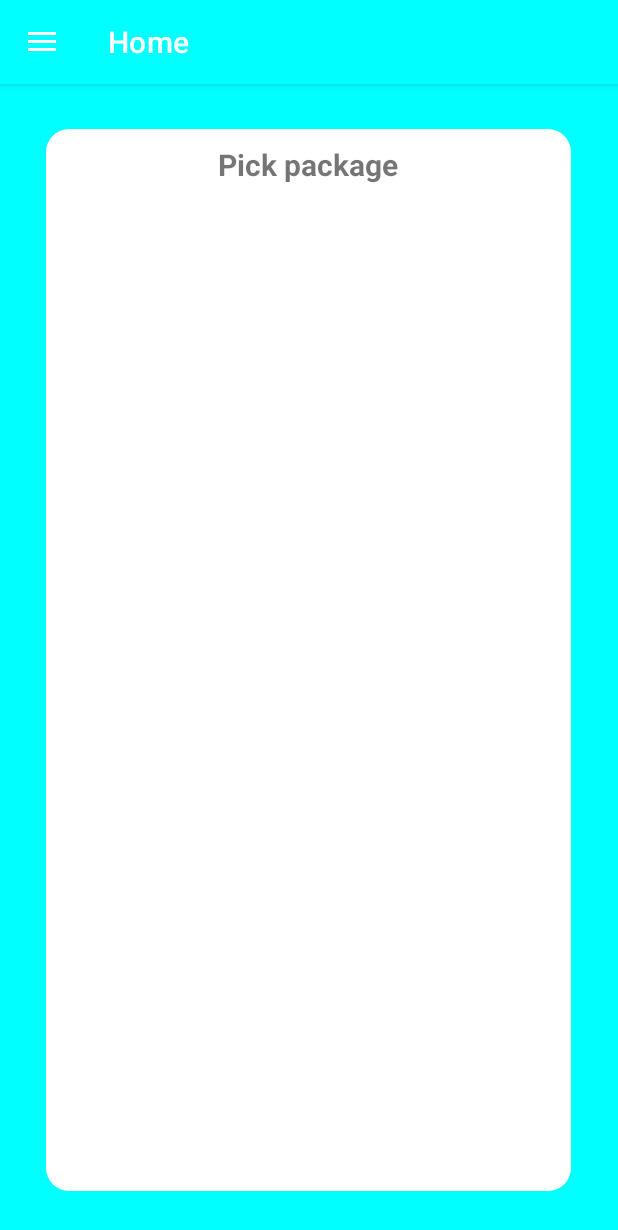
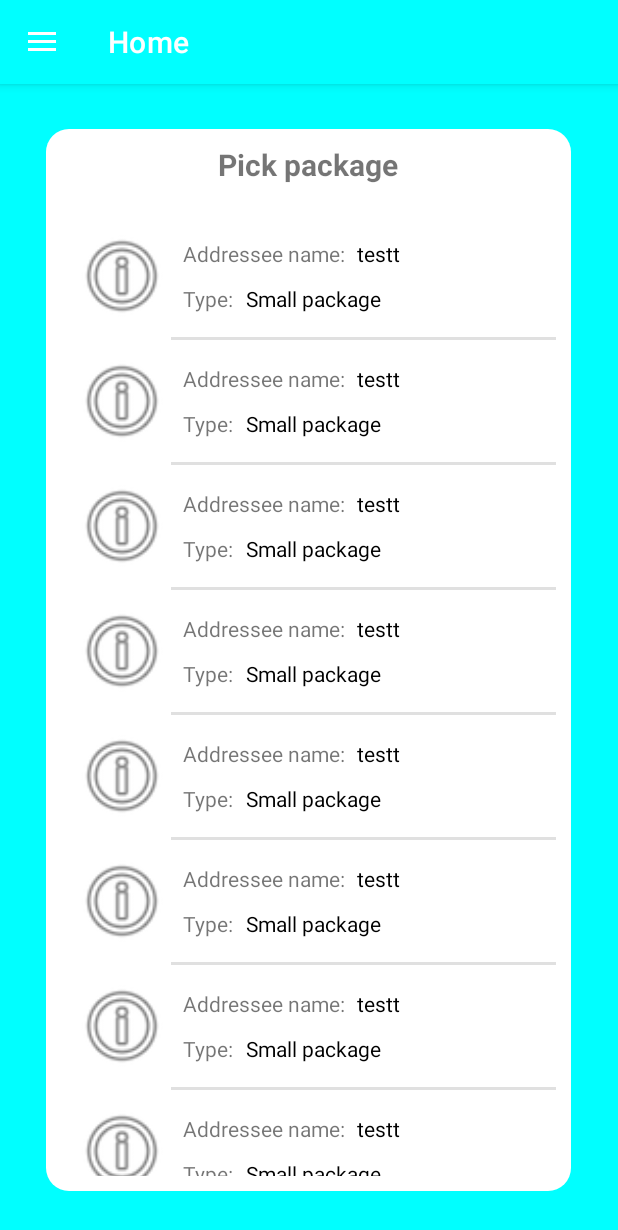
Before and after one commit to idavidkam/weDeliver, an Android app: the ActivityHome screen opened directly, with no data from a screen before it, after a tap on "Pick new package", on a phone screen of 412 x 824 dp. Shown: the top 1230 px of the screen. Run offline under Robolectric (Android 15) with nearby library versions, the phone set to English and light mode, and no system bars; our stand-ins replace Firebase (no records; nobody signed in at launch, a user with empty details on screens opened directly); 1 other tap on this screen came first.

Commit message:
view list of packages in the fragment

```diff
--- a/app/src/main/java/app/shipcalc/ActivityHome.kt
+++ b/app/src/main/java/app/shipcalc/ActivityHome.kt
@@ -11,6 +11,8 @@ import androidx.appcompat.app.ActionBarDrawerToggle
 import androidx.appcompat.widget.Toolbar
 import androidx.core.view.GravityCompat
 import androidx.drawerlayout.widget.DrawerLayout
+import androidx.recyclerview.widget.LinearLayoutManager
+import androidx.recyclerview.widget.RecyclerView
 import com.google.android.material.navigation.NavigationView
 import com.google.firebase.auth.FirebaseAuth
 import com.google.firebase.database.DataSnapshot
@@ -97,6 +99,7 @@ class ActivityHome : AppCompatActivity(), NavigationView.OnNavigationItemSelecte
             val alertDialog = alertDialogBuilder.create()
             alertDialog.show()
         }
+
     }
 
     override fun onBackPressed() {
--- a/app/src/main/java/app/shipcalc/FragmentPickPackage.kt
+++ b/app/src/main/java/app/shipcalc/FragmentPickPackage.kt
@@ -4,47 +4,50 @@ import android.os.Bundle
 import android.view.LayoutInflater
 import android.view.View
 import android.view.ViewGroup
+import android.widget.TextView
 import android.widget.Toast
 import androidx.fragment.app.Fragment
+import androidx.lifecycle.MutableLiveData
 import androidx.recyclerview.widget.LinearLayoutManager
 import androidx.recyclerview.widget.RecyclerView
 
 class FragmentPickPackage : Fragment(){
+    private var layoutManager : RecyclerView.LayoutManager? = null
+    private var packagesAdapter: RecyclerView.Adapter<PackagesAdapter.PackageViewHolder>? = null
+    private var repository: Repository = Repository()
+
     override fun onCreateView(
         inflater: LayoutInflater,
         container: ViewGroup?,
         savedInstanceState: Bundle?
     ): View? {
-        var packagesList = ArrayList<Package>()
-        packagesList.add(app.shipcalc.Package(PackageTypesEnum.LARG_PACKAGE,true,
-            12.1,Coordinate(11.1,12.22),"ssss","qqq",PackageStatusEnum.DONE
-        ))
+        return inflater.inflate(R.layout.fragment_pick_package,container,false)
+    }
 
+    override fun onViewCreated(view: View, savedInstanceState: Bundle?) {
 
-
-        var rootview = inflater.inflate(R.layout.fragment_pick_package, container,false)
-        val recycleView : RecyclerView? = rootview?.findViewById(R.id.recyclerViewPickPackage)
-        var layoutManager : RecyclerView.LayoutManager = LinearLayoutManager(context)
-        if (recycleView != null) {
-            recycleView.layoutManager = layoutManager
+        var packagesList = mutableListOf<Package>()
+        try {
+            for(i in 1..10)
+                packagesList.add(Package(PackageTypesEnum.SMALL_PACKAGE, true,  12.2,Coordinate(12.1,13.2),"testt","errre 12", PackageStatusEnum.DONE))
         }
-        else{
-            Toast.makeText(context,packagesList[0].name,Toast.LENGTH_SHORT).show()
-        }
-        var packagesAdapter = PackagesAdapter(packagesList)
-        if (recycleView != null) {
-            recycleView.adapter = packagesAdapter
+        catch (e: Exception){
+            Toast.makeText(context,e.toString(),Toast.LENGTH_SHORT).show()
         }
 
+        // find recycleView
+        val recycleView : RecyclerView = view.findViewById(R.id.recyclerViewPickPackage)
 
+        // init layoutManager
+        layoutManager = LinearLayoutManager(this.context)
 
+        // init recycleView.layoutManager
+        recycleView.layoutManager = layoutManager
 
+        // post
+        packagesAdapter = PackagesAdapter(packagesList as ArrayList<Package>)
+        recycleView.adapter = packagesAdapter
 
-
-
-
-
-
-        return inflater.inflate(R.layout.fragment_pick_package,container,false)
+        super.onViewCreated(view, savedInstanceState)
     }
 }
--- a/app/src/main/java/app/shipcalc/PackagesAdapter.kt
+++ b/app/src/main/java/app/shipcalc/PackagesAdapter.kt
@@ -11,7 +11,7 @@ public class PackagesAdapter(packagesArrayList : ArrayList<Package>)
     var packagesList : ArrayList<Package> = packagesArrayList
 
 
-    public class PackageViewHolder(itemView : View) : RecyclerView.ViewHolder(itemView) {
+    inner class PackageViewHolder(itemView : View) : RecyclerView.ViewHolder(itemView) {
         lateinit var addresseeNameTV : TextView
         lateinit var packageTypeTV : TextView
         init {
@@ -27,7 +27,7 @@ public class PackagesAdapter(packagesArrayList : ArrayList<Package>)
     }
 
     override fun onBindViewHolder(holder: PackageViewHolder, position: Int) {
-        var currentPackage = packagesList.get(position)
+        var currentPackage = packagesList[position]
         holder.addresseeNameTV.text = currentPackage.name
         holder.packageTypeTV.text = packageTypeString(currentPackage.packageType)
     }
--- a/app/src/main/res/layout/activity_home.xml
+++ b/app/src/main/res/layout/activity_home.xml
@@ -36,38 +36,5 @@
         android:layout_gravity="start"
         app:headerLayout="@layout/nav_header"
         app:menu="@menu/drower_menu" />
-    <!--<com.google.android.material.navigation.NavigationView
-        android:id="@+id/nav_view"
-        android:layout_width="wrap_content"
-        android:layout_height="match_parent"
-        app:headerLayout="@layout/nav_header"
-        app:menu="@menu/drower_menu"/>-->
-
-<!--
-    <TextView
-        android:layout_width="match_parent"
-        android:layout_height="wrap_content"
-        android:layout_margin="10dp"
-        android:text="hello Everyone"
-        android:textSize="30dp"
-        android:layout_gravity="center_horizontal"
-        android:textAlignment="center"/>
-
-    <LinearLayout
-        android:layout_gravity="center"
-        android:layout_margin="30dp"
-        android:layout_width="match_parent"
-        android:layout_height="match_parent">
-
-        <Button
-            android:id="@+id/home_button_addPackage"
-            android:layout_width="wrap_content"
-            android:layout_height="wrap_content"
-            android:layout_weight="1"
-            android:text="add package"
-            android:layout_gravity="bottom"
-            android:textAllCaps="false"
-            />
-    </LinearLayout>-->
 
 </androidx.drawerlayout.widget.DrawerLayout>
--- a/app/src/main/res/layout/fragment_pick_package.xml
+++ b/app/src/main/res/layout/fragment_pick_package.xml
@@ -15,6 +15,7 @@
         android:orientation="vertical">
 
         <TextView
+            android:id="@+id/pick_package_title"
             android:layout_width="wrap_content"
             android:layout_height="wrap_content"
             android:text="@string/pick_package"
--- a/app/src/main/res/layout/recycle_package_item.xml
+++ b/app/src/main/res/layout/recycle_package_item.xml
@@ -55,9 +55,10 @@
     <View
         android:id="@+id/divider"
         android:layout_width="409dp"
-        android:layout_height="1dp"
+        android:layout_height="2dp"
         android:layout_marginTop="8dp"
         android:background="?android:attr/listDivider"
+        android:backgroundTint="#000000"
         app:layout_constraintStart_toEndOf="@+id/imageView_package"
         app:layout_constraintTop_toBottomOf="@+id/imageView_package" />
 </androidx.constraintlayout.widget.ConstraintLayout>
```
Also changed, not shown: app/src/main/java/app/shipcalc/Repository.kt (+41 -18 lines).
